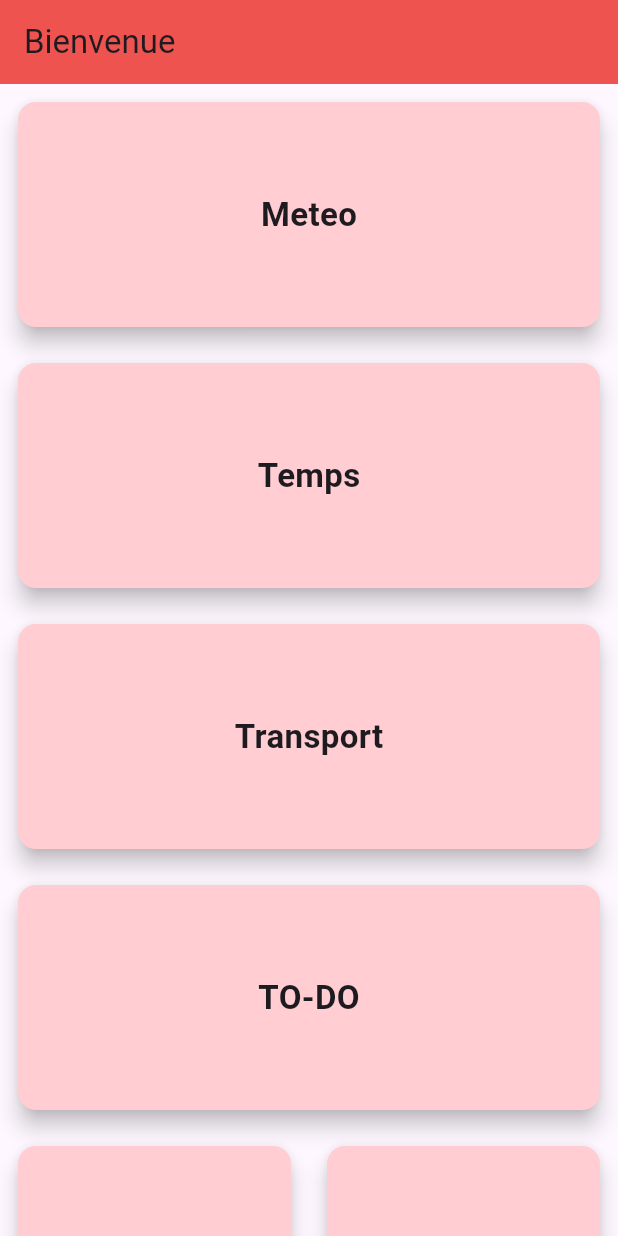
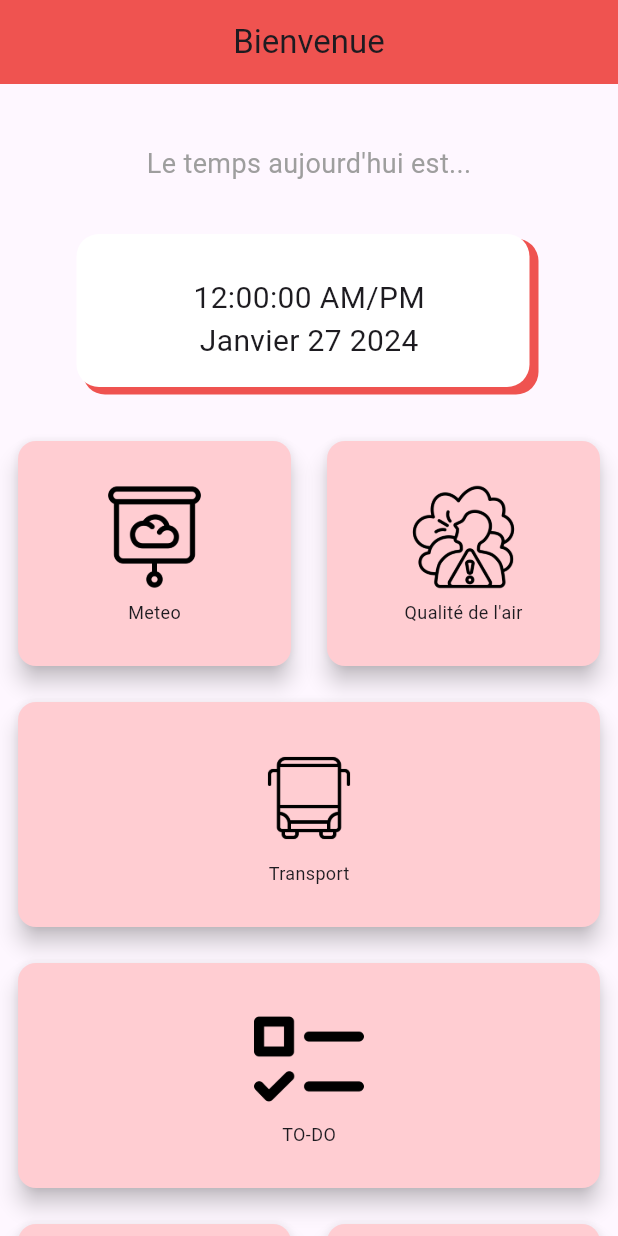
Before and after one commit to arshiAAMED/AppETS, a Flutter app: the screen it shows after launch, on a phone screen of 412 x 824 dp. Run offline on Flutter 3.47's test engine with Material 3 defaults, Android fonts, the phone set to English and light mode, and no system bars; our stand-ins replace image_cropper, image_picker; missing offline and left inert: dart:ffi; generated files the repository leaves out were written again.

Commit message:
(liu)Modif du home page, ajout de icon

```diff
--- a/project1/lib/main.dart
+++ b/project1/lib/main.dart
@@ -33,9 +33,7 @@ class MyApp extends StatelessWidget {
         '/temps' : (context) => TempsPage(),
         '/to_do' : (context) => ToDoPage(),
         '/transport' : (context) => TransportPage(),
-
         '/air': (context) => AirPage(),
-
         '/route' : (context) => RoutePage(),
 
       },
--- a/project1/lib/ui/pages/home/home.page.dart
+++ b/project1/lib/ui/pages/home/home.page.dart
@@ -18,22 +18,66 @@ class _HomePageState extends State<HomePage> {
       appBar: AppBar(
         backgroundColor: Colors.red[400],
         title: Text(AppLocalizations.of(context)!.welcome),
+        centerTitle: true,
       ),
       body: SingleChildScrollView(
         controller: widget.scrollController,
         child: Column(
+
           children: [
-            CardWidget(text: AppLocalizations.of(context)!.weather,path: '/meteo'),
-            CardWidget(text: AppLocalizations.of(context)!.time,path: '/temps'),
-            CardWidget(text: "Transport",path: '/transport'),
-            CardWidget(text: "TO-DO",path: '/to_do',),
+            SizedBox(height:40.0),
+            Text(
+              "Le temps aujourd'hui est...",
+              style: TextStyle(
+                fontSize: 18.0,
+                color: Colors.grey[500],
+              ),
+            ),
+            SizedBox(height:20.0),
+            Container(
+              width:300,
+              height:100,
+              decoration: BoxDecoration(
+                  borderRadius: BorderRadius.circular(15),
+                  boxShadow: [
+                    BoxShadow(
+                        color: Colors.red.shade400,
+                        offset: Offset(1.0,19.0),
+                        //blurRadius: 10,
+                        spreadRadius: 2.0
+                    ),
+                    const BoxShadow(
+                      color: Colors.white,
+                      offset: Offset(-4.0,15.0),
+                      //blurRadius: 6,
+                      spreadRadius: 1.0,
+                    )
+                  ]
+              ),
+              child: const Column(
+                  mainAxisAlignment: MainAxisAlignment.end,
+                  children: [
+                    Text('12:00:00 AM/PM', style: TextStyle(fontSize: 20),),
+                    Text('Janvier 27 2024', style: TextStyle(fontSize: 20),),
+                  ]
+              ),
+            ),
+            SizedBox(height:40.0),
             Row(
               children: [
-                Expanded(child: CardWidget(text: AppLocalizations.of(context)!.settings,path: '/parametre',)),
-                Expanded(child: CardWidget(text: AppLocalizations.of(context)!.profile,path: '/profile',)),
+                Expanded(child: CardWidget(text: AppLocalizations.of(context)!.weather,path: '/meteo',img: 'weather-alert.png',)),
+                Expanded(child: CardWidget(text: "Qualité de l'air",path: '/air',img: 'air-quality2.png')),
               ],
             ),
-            SizedBox(height: 20,)
+            CardWidget(text: "Transport",path: '/transport',img: 'bus.png'),
+            CardWidget(text: "TO-DO",path: '/to_do',img: 'checklist.png'),
+            Row(
+              children: [
+                Expanded(child: CardWidget(text: AppLocalizations.of(context)!.settings,path: '/temps',img: 'adjust.png')),
+                Expanded(child: CardWidget(text: AppLocalizations.of(context)!.profile,path: '/profile',img: 'avatar.png')),
+              ],
+            ),
+            SizedBox(height: 20)
           ],
         ),
       ),
--- a/project1/lib/ui/pages/home/widgets/Card.widget.dart
+++ b/project1/lib/ui/pages/home/widgets/Card.widget.dart
@@ -3,7 +3,8 @@ import 'package:project1/ui/pages/meteo/meteo.page.dart';
 class CardWidget extends StatefulWidget {
   String? text;
   String? path;
-   CardWidget({super.key, this.text, this.path});
+  String? img;
+   CardWidget({super.key, this.text, this.path, this.img});
 
   @override
   State<CardWidget> createState() => _CardWidgetState();
@@ -17,7 +18,7 @@ class _CardWidgetState extends State<CardWidget> {
       onTap: () async {
         // Mise à jour de la couleur
         setState(() {
-          cardColor = Colors.red.shade200;
+          cardColor = Colors.red.shade100;
         });
 
         // Navigation vers la nouvelle page
@@ -39,11 +40,25 @@ class _CardWidgetState extends State<CardWidget> {
               padding: EdgeInsets.all(10),
               width: double.infinity,
               height: 150,
-              child: Center(child: Text("${widget.text}",
-                style: TextStyle(
-                    fontSize: 22,
-                    fontWeight: FontWeight.bold
-                ),))
+              child: Column(
+                crossAxisAlignment: CrossAxisAlignment.center,
+                mainAxisAlignment: MainAxisAlignment.center,
+                children: <Widget>[
+                  Image.asset(
+                      "images/"+'${widget.img}',
+                    scale: 7,
+                  ),
+                  SizedBox(height:5.0),
+                  Text(
+                    "${widget.text}",
+                    style: TextStyle(
+                        fontSize: 12,
+                        fontWeight: FontWeight.normal
+                    ),
+                  ),
+                ],
+
+              ),
           ),
         ),
       ),
```
Also changed, not shown: project1/images/adjust.png (added), project1/images/air-quality.png (deleted), project1/images/air-quality2.png (added), project1/images/avatar.png (added), project1/images/bus.png (added), project1/images/checklist.png (added), project1/images/weather-alert.png (added).
